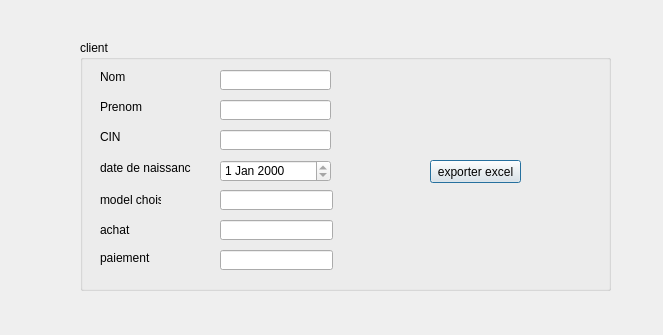
Before: the Qt Designer form client/dialog.ui in eyawartateni/Smart_Factory_2A4, drawn with Qt 5.
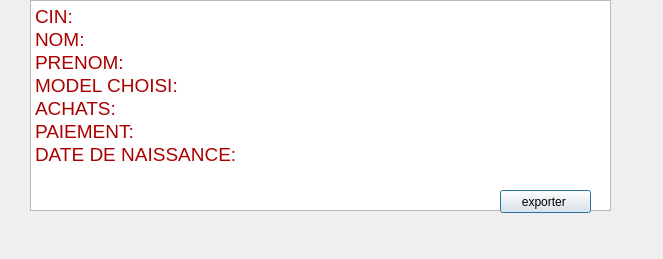
After: the same form once the commit is applied.

What changed in the file:
```diff
--- a/client/dialog.ui
+++ b/client/dialog.ui
@@ -7,232 +7,47 @@
     <x>0</x>
     <y>0</y>
     <width>663</width>
-    <height>335</height>
+    <height>259</height>
    </rect>
   </property>
   <property name="windowTitle">
    <string>gestion client</string>
   </property>
-  <widget class="QGroupBox" name="page1">
+  <widget class="QTextEdit" name="textEdit">
    <property name="geometry">
     <rect>
-     <x>80</x>
-     <y>40</y>
-     <width>531</width>
-     <height>251</height>
+     <x>30</x>
+     <y>0</y>
+     <width>581</width>
+     <height>211</height>
     </rect>
    </property>
-   <property name="title">
-    <string>client</string>
+   <property name="html">
+    <string>&lt;!DOCTYPE HTML PUBLIC &quot;-//W3C//DTD HTML 4.0//EN&quot; &quot;http://www.w3.org/TR/REC-html40/strict.dtd&quot;&gt;
+&lt;html&gt;&lt;head&gt;&lt;meta name=&quot;qrichtext&quot; content=&quot;1&quot; /&gt;&lt;style type=&quot;text/css&quot;&gt;
+p, li { white-space: pre-wrap; }
+&lt;/style&gt;&lt;/head&gt;&lt;body style=&quot; font-family:'MS Shell Dlg 2'; font-size:8.25pt; font-weight:400; font-style:normal;&quot;&gt;
+&lt;p style=&quot; margin-top:0px; margin-bottom:0px; margin-left:0px; margin-right:0px; -qt-block-indent:0; text-indent:0px;&quot;&gt;&lt;span style=&quot; font-size:14pt; color:#aa0000;&quot;&gt;CIN:&lt;/span&gt;&lt;/p&gt;
+&lt;p style=&quot; margin-top:0px; margin-bottom:0px; margin-left:0px; margin-right:0px; -qt-block-indent:0; text-indent:0px;&quot;&gt;&lt;span style=&quot; font-size:14pt; color:#aa0000;&quot;&gt;NOM:&lt;/span&gt;&lt;/p&gt;
+&lt;p style=&quot; margin-top:0px; margin-bottom:0px; margin-left:0px; margin-right:0px; -qt-block-indent:0; text-indent:0px;&quot;&gt;&lt;span style=&quot; font-size:14pt; color:#aa0000;&quot;&gt;PRENOM:&lt;/span&gt;&lt;/p&gt;
+&lt;p style=&quot; margin-top:0px; margin-bottom:0px; margin-left:0px; margin-right:0px; -qt-block-indent:0; text-indent:0px;&quot;&gt;&lt;span style=&quot; font-size:14pt; color:#aa0000;&quot;&gt;MODEL CHOISI:&lt;/span&gt;&lt;/p&gt;
+&lt;p style=&quot; margin-top:0px; margin-bottom:0px; margin-left:0px; margin-right:0px; -qt-block-indent:0; text-indent:0px;&quot;&gt;&lt;span style=&quot; font-size:14pt; color:#aa0000;&quot;&gt;ACHATS:&lt;/span&gt;&lt;/p&gt;
+&lt;p style=&quot; margin-top:0px; margin-bottom:0px; margin-left:0px; margin-right:0px; -qt-block-indent:0; text-indent:0px;&quot;&gt;&lt;span style=&quot; font-size:14pt; color:#aa0000;&quot;&gt;PAIEMENT:&lt;/span&gt;&lt;/p&gt;
+&lt;p style=&quot; margin-top:0px; margin-bottom:0px; margin-left:0px; margin-right:0px; -qt-block-indent:0; text-indent:0px;&quot;&gt;&lt;span style=&quot; font-size:14pt; color:#aa0000;&quot;&gt;DATE DE NAISSANCE:&lt;/span&gt;&lt;/p&gt;&lt;/body&gt;&lt;/html&gt;</string>
    </property>
-   <widget class="QLabel" name="nom">
-    <property name="geometry">
-     <rect>
-      <x>20</x>
-      <y>30</y>
-      <width>47</width>
-      <height>13</height>
-     </rect>
-    </property>
-    <property name="text">
-     <string>Nom</string>
-    </property>
-   </widget>
-   <widget class="QLabel" name="label_prenom">
-    <property name="geometry">
-     <rect>
-      <x>20</x>
-      <y>60</y>
-      <width>47</width>
-      <height>13</height>
-     </rect>
-    </property>
-    <property name="text">
-     <string>Prenom</string>
-    </property>
-   </widget>
-   <widget class="QLabel" name="label_cin">
-    <property name="geometry">
-     <rect>
-      <x>20</x>
-      <y>90</y>
-      <width>47</width>
-      <height>13</height>
-     </rect>
-    </property>
-    <property name="text">
-     <string>CIN</string>
-    </property>
-   </widget>
-   <widget class="QLabel" name="label_date">
-    <property name="geometry">
-     <rect>
-      <x>20</x>
-      <y>120</y>
-      <width>91</width>
-      <height>16</height>
-     </rect>
-    </property>
-    <property name="text">
-     <string>date de naissance</string>
-    </property>
-   </widget>
-   <widget class="QLineEdit" name="lineEdit_nom">
-    <property name="geometry">
-     <rect>
-      <x>140</x>
-      <y>30</y>
-      <width>111</width>
-      <height>20</height>
-     </rect>
-    </property>
-    <property name="readOnly">
-     <bool>true</bool>
-    </property>
-   </widget>
-   <widget class="QLineEdit" name="lineEdit_prenom">
-    <property name="geometry">
-     <rect>
-      <x>140</x>
-      <y>60</y>
-      <width>111</width>
-      <height>20</height>
-     </rect>
-    </property>
-    <property name="readOnly">
-     <bool>true</bool>
-    </property>
-   </widget>
-   <widget class="QLineEdit" name="lineEdit_cin">
-    <property name="geometry">
-     <rect>
-      <x>140</x>
-      <y>90</y>
-      <width>111</width>
-      <height>20</height>
-     </rect>
-    </property>
-    <property name="readOnly">
-     <bool>true</bool>
-    </property>
-   </widget>
-   <widget class="QDateEdit" name="dateEdit">
-    <property name="geometry">
-     <rect>
-      <x>140</x>
-      <y>120</y>
-      <width>111</width>
-      <height>22</height>
-     </rect>
-    </property>
-    <property name="readOnly">
-     <bool>true</bool>
-    </property>
-   </widget>
-   <widget class="QLineEdit" name="lineEdit_model">
-    <property name="geometry">
-     <rect>
-      <x>140</x>
-      <y>150</y>
-      <width>113</width>
-      <height>20</height>
-     </rect>
-    </property>
-    <property name="readOnly">
-     <bool>true</bool>
-    </property>
-   </widget>
-   <widget class="QLabel" name="label">
-    <property name="geometry">
-     <rect>
-      <x>20</x>
-      <y>150</y>
-      <width>61</width>
-      <height>20</height>
-     </rect>
-    </property>
-    <property name="text">
-     <string>model choisi</string>
-    </property>
-   </widget>
-   <widget class="QLineEdit" name="lineEdit_achat">
-    <property name="geometry">
-     <rect>
-      <x>140</x>
-      <y>180</y>
-      <width>113</width>
-      <height>20</height>
-     </rect>
-    </property>
-    <property name="readOnly">
-     <bool>true</bool>
-    </property>
-   </widget>
-   <widget class="QLabel" name="label_2">
-    <property name="geometry">
-     <rect>
-      <x>20</x>
-      <y>180</y>
-      <width>61</width>
-      <height>20</height>
-     </rect>
-    </property>
-    <property name="text">
-     <string>achat</string>
-    </property>
-   </widget>
-   <widget class="QLabel" name="label_3">
-    <property name="geometry">
-     <rect>
-      <x>20</x>
-      <y>210</y>
-      <width>71</width>
-      <height>16</height>
-     </rect>
-    </property>
-    <property name="text">
-     <string>paiement</string>
-    </property>
-   </widget>
-   <widget class="QLineEdit" name="lineEdit_paiement">
-    <property name="geometry">
-     <rect>
-      <x>140</x>
-      <y>210</y>
-      <width>113</width>
-      <height>20</height>
-     </rect>
-    </property>
-    <property name="readOnly">
-     <bool>true</bool>
-    </property>
-   </widget>
-   <widget class="QLabel" name="label_text">
-    <property name="geometry">
-     <rect>
-      <x>420</x>
-      <y>60</y>
-      <width>101</width>
-      <height>20</height>
-     </rect>
-    </property>
-    <property name="text">
-     <string/>
-    </property>
-   </widget>
-   <widget class="QPushButton" name="exporterExcel">
-    <property name="geometry">
-     <rect>
-      <x>350</x>
-      <y>120</y>
-      <width>91</width>
-      <height>23</height>
-     </rect>
-    </property>
-    <property name="text">
-     <string>exporter excel</string>
-    </property>
-   </widget>
+  </widget>
+  <widget class="QPushButton" name="exporterExcel">
+   <property name="geometry">
+    <rect>
+     <x>500</x>
+     <y>190</y>
+     <width>91</width>
+     <height>23</height>
+    </rect>
+   </property>
+   <property name="text">
+    <string>exporter </string>
+   </property>
   </widget>
  </widget>
  <resources/>
```
